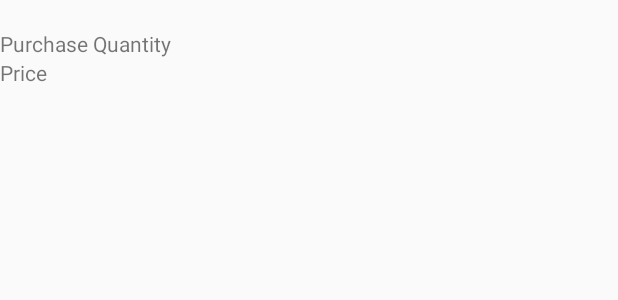
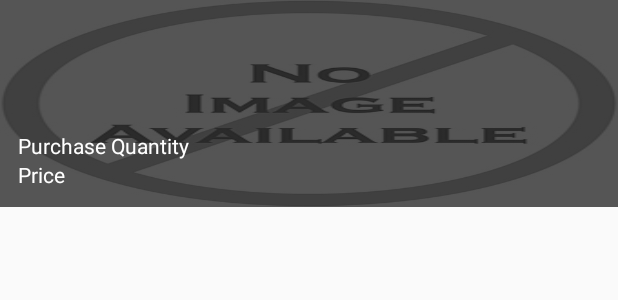
Before and after one commit to IdeaProjectsLibinRahul/Milma, an Android app: the layout layout_purchase_item.xml on its own in the app's theme, with its tools: preview values and no code run, on a phone screen of 412 x 824 dp. Shown: the top 300 px of the screen. Run offline under Robolectric (Android 15) with nearby library versions, the phone set to English and light mode, and no system bars; network calls fail.

Commit message:
App features complete

```diff
--- a/app/src/main/res/layout/layout_purchase_header.xml
+++ b/app/src/main/res/layout/layout_purchase_header.xml
@@ -2,12 +2,13 @@
 <LinearLayout xmlns:android="http://schemas.android.com/apk/res/android"
     android:layout_width="match_parent"
     android:layout_height="wrap_content"
-    android:background="@color/colorPrimary"
+    android:background="@color/history_header"
     android:orientation="horizontal"
     android:padding="8dp">
 
     <TextView
         android:id="@+id/textViewDate"
+        style="@style/HistoryText"
         android:layout_width="0dp"
         android:layout_height="wrap_content"
         android:layout_weight="1"
@@ -15,7 +16,8 @@
 
     <TextView
         android:id="@+id/textViewPrice"
+        style="@style/HistoryText"
         android:layout_width="wrap_content"
         android:layout_height="wrap_content"
-        android:textSize="18sp" />
+        android:layout_gravity="bottom" />
 </LinearLayout>
--- a/app/src/main/res/layout/layout_purchase_item.xml
+++ b/app/src/main/res/layout/layout_purchase_item.xml
@@ -1,13 +1,35 @@
 <?xml version="1.0" encoding="utf-8"?>
-<LinearLayout xmlns:android="http://schemas.android.com/apk/res/android"
+<FrameLayout xmlns:android="http://schemas.android.com/apk/res/android"
+    android:layout_width="match_parent"
+    android:layout_height="140dp"
+    android:paddingBottom="2dp">
+
+    <ImageView
+        android:id="@+id/imageViewItem"
+        android:layout_width="match_parent"
+        android:layout_height="match_parent"
+        android:adjustViewBounds="true"
+        android:scaleType="fitXY"
+        android:src="@mipmap/no_image" />
+
+    <View
+        android:layout_width="match_parent"
+        android:layout_height="match_parent"
+        android:background="@color/historyBackground" />
+
+    <LinearLayout
         android:layout_width="match_parent"
         android:layout_height="wrap_content"
-    android:orientation="vertical">
+        android:layout_gravity="bottom"
+        android:orientation="vertical"
+        android:padding="12dp">
 
         <TextView
             android:id="@+id/textViewItemTitle"
+            style="@style/HistoryText"
             android:layout_width="match_parent"
-        android:layout_height="wrap_content" />
+            android:layout_height="wrap_content"
+            android:textStyle="bold" />
 
         <LinearLayout
             android:layout_width="match_parent"
@@ -15,6 +37,7 @@
             android:orientation="horizontal">
 
             <TextView
+                style="@style/HistoryText"
                 android:layout_width="0dp"
                 android:layout_height="wrap_content"
                 android:layout_weight="1"
@@ -22,6 +45,7 @@
 
             <TextView
                 android:id="@+id/textViewItemQuantity"
+                style="@style/HistoryText"
                 android:layout_width="wrap_content"
                 android:layout_height="wrap_content" />
         </LinearLayout>
@@ -32,6 +56,7 @@
             android:orientation="horizontal">
 
             <TextView
+                style="@style/HistoryText"
                 android:layout_width="0dp"
                 android:layout_height="wrap_content"
                 android:layout_weight="1"
@@ -39,8 +64,9 @@
 
             <TextView
                 android:id="@+id/textViewItemPrice"
+                style="@style/HistoryText"
                 android:layout_width="wrap_content"
                 android:layout_height="wrap_content" />
         </LinearLayout>
-
     </LinearLayout>
+</FrameLayout>
--- a/app/src/main/res/values/colors.xml
+++ b/app/src/main/res/values/colors.xml
@@ -7,8 +7,10 @@
     <color name="itemBackground">#88000000</color>
     <color name="layoutInterBackground">#66bebebe</color>
     <color name="order_info_background">#363636</color>
+    <color name="history_header">#1290c4</color>
 
     <color name="message_error">#f7f23c3c</color>
     <color name="message_success">#f726ff05</color>
     <color name="message_default">#33000000</color>
+    <color name="historyBackground">#AA000000</color>
 </resources>
--- a/app/src/main/res/values/strings.xml
+++ b/app/src/main/res/values/strings.xml
@@ -10,6 +10,7 @@
     <string name="total">Total</string>
     <string name="item_code">Code : %d</string>
     <string name="review_price">₹ %.2f</string>
+    <string name="format_price">₹ %s</string>
     <string name="order_info">Your order has been placed</string>
     <string name="order_delivery">Order will be delivered in 2 days</string>
     <string name="timeout_message">Request TimeOut</string>
--- a/app/src/main/res/values/styles.xml
+++ b/app/src/main/res/values/styles.xml
@@ -70,4 +70,9 @@
         <item name="android:background">@color/colorAccent</item>
         <item name="android:textColor">@android:color/white</item>
     </style>
+
+    <style name="HistoryText">
+        <item name="android:textColor">@android:color/white</item>
+    </style>
+
 </resources>
```
Also changed, not shown: app/src/main/java/in/cyberprism/libin/milma/views/adapter/HistoryAdapter.java (+11 -2 lines), app/src/main/java/in/cyberprism/libin/milma/views/fragments/HomeFragment.java (+4 -3 lines), app/src/main/res/menu/home.xml (+5 -4 lines). Lines whose indentation alone changed are shown as unchanged.
